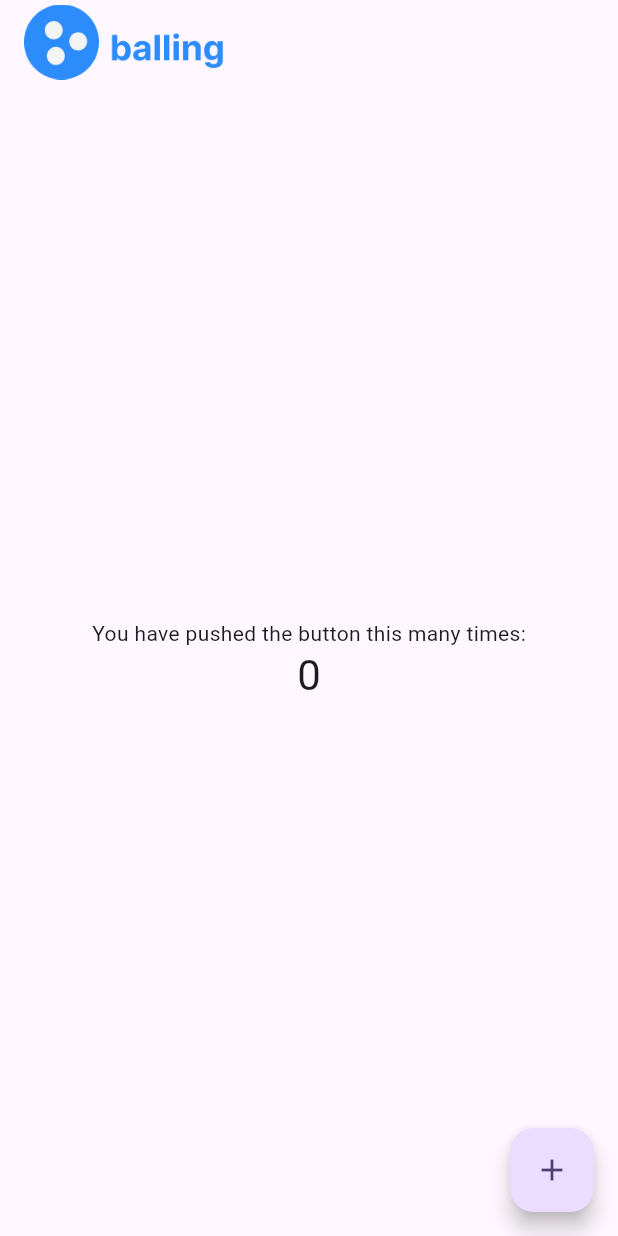
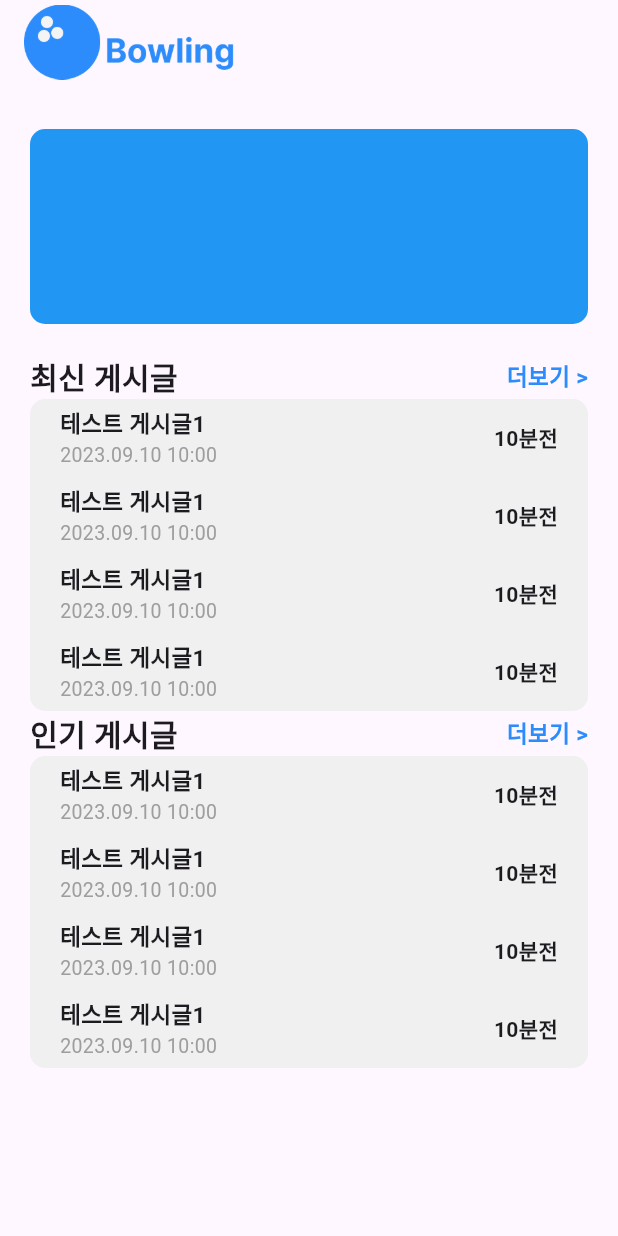
Before and after one commit to forest-6/bulletin_board_app, a Flutter app: the screen it shows after launch, on a phone screen of 412 x 824 dp. Run offline on Flutter 3.47's test engine with Material 2 defaults, Android fonts, the light colour scheme and no system bars.

Commit message:
Design: 게시글 목록 생성

```diff
--- /dev/null
+++ b/assets/json/bulletin.json
@@ -0,0 +1,101 @@
+[
+  {
+    "id": 1,
+    "title": "테스트 게시글1",
+    "content": "이것은 테스트 게시글입니다. 이것은 테스트 게시글입니다. 이것은 테스트 게시글입니다. 이것은 테스트 게시글입니다. 이것은 테스트 게시글입니다.이것은 테스트 게시글입니다. 이것은 테스트 게시글입니다. 이것은 테스트 게시글입니다. 이것은 테스트 게시글입니다.",
+    "up": 4,
+    "down": 1,
+    "date": "2023.09.10",
+    "time": "20:00"
+  },
+  {
+    "id": 2,
+    "title": "테스트 게시글2",
+    "content": "이것은 테스트 게시글입니다. 이것은 테스트 게시글입니다. 이것은 테스트 게시글입니다. 이것은 테스트 게시글입니다. 이것은 테스트 게시글입니다.이것은 테스트 게시글입니다. 이것은 테스트 게시글입니다. 이것은 테스트 게시글입니다. 이것은 테스트 게시글입니다.",
+    "up": 3,
+    "down": 2,
+    "date": "2023.09.10",
+    "time": "19:59"
+  },
+  {
+    "id": 3,
+    "title": "테스트 게시글3",
+    "content": "이것은 테스트 게시글입니다. 이것은 테스트 게시글입니다. 이것은 테스트 게시글입니다. 이것은 테스트 게시글입니다. 이것은 테스트 게시글입니다.이것은 테스트 게시글입니다. 이것은 테스트 게시글입니다. 이것은 테스트 게시글입니다. 이것은 테스트 게시글입니다.",
+    "up": 10,
+    "down": 1,
+    "date": "2023.09.10",
+    "time": "17:02"
+  },
+  {
+    "id": 4,
+    "title": "테스트 게시글4",
+    "content": "이것은 테스트 게시글입니다. 이것은 테스트 게시글입니다. 이것은 테스트 게시글입니다. 이것은 테스트 게시글입니다. 이것은 테스트 게시글입니다.이것은 테스트 게시글입니다. 이것은 테스트 게시글입니다. 이것은 테스트 게시글입니다. 이것은 테스트 게시글입니다.",
+    "up": 6,
+    "down": 0,
+    "date": "2023.09.10",
+    "time": "13:30"
+  },
+  {
+    "id": 5,
+    "title": "테스트 게시글5",
+    "content": "이것은 테스트 게시글입니다. 이것은 테스트 게시글입니다. 이것은 테스트 게시글입니다. 이것은 테스트 게시글입니다. 이것은 테스트 게시글입니다.이것은 테스트 게시글입니다. 이것은 테스트 게시글입니다. 이것은 테스트 게시글입니다. 이것은 테스트 게시글입니다.",
+    "up": 0,
+    "down": 0,
+    "date": "2023.09.09",
+    "time": "18:04"
+  },
+  {
+    "id": 6,
+    "title": "테스트 게시글6",
+    "content": "이것은 테스트 게시글입니다. 이것은 테스트 게시글입니다. 이것은 테스트 게시글입니다. 이것은 테스트 게시글입니다. 이것은 테스트 게시글입니다.이것은 테스트 게시글입니다. 이것은 테스트 게시글입니다. 이것은 테스트 게시글입니다. 이것은 테스트 게시글입니다.",
+    "up": 0,
+    "down": 0,
+    "date": "2023.09.09",
+    "time": "17:30"
+  },
+  {
+    "id": 7,
+    "title": "테스트 게시글7",
+    "content": "이것은 테스트 게시글입니다. 이것은 테스트 게시글입니다. 이것은 테스트 게시글입니다. 이것은 테스트 게시글입니다. 이것은 테스트 게시글입니다.이것은 테스트 게시글입니다. 이것은 테스트 게시글입니다. 이것은 테스트 게시글입니다. 이것은 테스트 게시글입니다.",
+    "up": 8,
+    "down": 0,
+    "date": "2023.09.09",
+    "time": "15:12"
+  },
+  {
+    "id": 8,
+    "title": "테스트 게시글8",
+    "content": "이것은 테스트 게시글입니다. 이것은 테스트 게시글입니다. 이것은 테스트 게시글입니다. 이것은 테스트 게시글입니다. 이것은 테스트 게시글입니다.이것은 테스트 게시글입니다. 이것은 테스트 게시글입니다. 이것은 테스트 게시글입니다. 이것은 테스트 게시글입니다.",
+    "up": 11,
+    "down": 2,
+    "date": "2023.09.09",
+    "time": "15:03"
+  },
+  {
+    "id": 9,
+    "title": "테스트 게시글9",
+    "content": "이것은 테스트 게시글입니다. 이것은 테스트 게시글입니다. 이것은 테스트 게시글입니다. 이것은 테스트 게시글입니다. 이것은 테스트 게시글입니다.이것은 테스트 게시글입니다. 이것은 테스트 게시글입니다. 이것은 테스트 게시글입니다. 이것은 테스트 게시글입니다.",
+    "up": 4,
+    "down": 0,
+    "date": "2023.09.09",
+    "time": "13:10"
+  },
+  {
+    "id": 10,
+    "title": "테스트 게시글10",
+    "content": "이것은 테스트 게시글입니다. 이것은 테스트 게시글입니다. 이것은 테스트 게시글입니다. 이것은 테스트 게시글입니다. 이것은 테스트 게시글입니다.이것은 테스트 게시글입니다. 이것은 테스트 게시글입니다. 이것은 테스트 게시글입니다. 이것은 테스트 게시글입니다.",
+    "up": 15,
+    "down": 5,
+    "date": "2023.09.09",
+    "time": "13:00"
+  },
+  {
+    "id": 11,
+    "title": "테스트 게시글11",
+    "content": "이것은 테스트 게시글입니다. 이것은 테스트 게시글입니다. 이것은 테스트 게시글입니다. 이것은 테스트 게시글입니다. 이것은 테스트 게시글입니다.이것은 테스트 게시글입니다. 이것은 테스트 게시글입니다. 이것은 테스트 게시글입니다. 이것은 테스트 게시글입니다.",
+    "up": 7,
+    "down": 3,
+    "date": "2023.09.09",
+    "time": "11:50"
+  }
+]
--- a/lib/main.dart
+++ b/lib/main.dart
@@ -1,4 +1,5 @@
 import 'package:flutter/material.dart';
+import 'package:flutter/services.dart';
 
 void main() {
   runApp(const MyApp());
@@ -10,61 +11,148 @@ class MyApp extends StatelessWidget {
   @override
   Widget build(BuildContext context) {
     return MaterialApp(
-      title: 'Flutter Demo',
+      title: 'Bowling',
       theme: ThemeData(
         colorScheme: ColorScheme.fromSeed(seedColor: Colors.deepPurple),
         useMaterial3: true,
       ),
-      home: const MyHomePage(title: 'Flutter Demo Home Page'),
+      home: const MyHomePage(),
     );
   }
 }
 
-class MyHomePage extends StatefulWidget {
-  const MyHomePage({super.key, required this.title});
-
-  final String title;
-
-  @override
-  State<MyHomePage> createState() => _MyHomePageState();
-}
-
-class _MyHomePageState extends State<MyHomePage> {
-  int _counter = 0;
-
-  void _incrementCounter() {
-    setState(() {
-      _counter++;
-    });
-  }
+class MyHomePage extends StatelessWidget {
+  const MyHomePage({super.key});
 
   @override
   Widget build(BuildContext context) {
     return Scaffold(
       appBar: AppBar(
-        title: Image.asset('assets/images/balling_logo.png',
-	        height: 50,
+        title: Image.asset('assets/images/bowling_logo.png',
+          height: 50,
           fit: BoxFit.fill),
       ),
-      body: Center(
+      body: Container(
+        margin: const EdgeInsets.fromLTRB(20, 0, 20, 0),
         child: Column(
-          mainAxisAlignment: MainAxisAlignment.center,
-          children: <Widget>[
-            const Text(
-              'You have pushed the button this many times:',
+          children: [
+            Container(
+              height: 130,
+              margin: const EdgeInsets.fromLTRB(0, 30, 0, 20),
+              decoration: BoxDecoration(
+                borderRadius: BorderRadius.circular(10),
+                color: Colors.blue,
+              ),
             ),
-            Text(
-              '$_counter',
-              style: Theme.of(context).textTheme.headlineMedium,
+            Bulletins(title: '최신 게시글'),
+            Bulletins(title: '인기 게시글'),
+          ],
+        ),
+      ),
+
+    );
+  }
+}
+
+class Bulletins extends StatelessWidget {
+  Bulletins({
+    Key? key,
+    this.title,
+    this.content,
+    this.date,
+    this.time,
+    this.up,
+    this.down,
+    this.addInfo,
+  }) : super(key: key);
+
+  String? title;
+  String? content;
+  String? date;
+  String? time;
+  String? up;
+  String? down;
+  String? addInfo;
+
+  @override
+  Widget build(BuildContext context) {
+    return  Column(
+      children: [
+        Row(
+          mainAxisAlignment: MainAxisAlignment.spaceBetween,
+          children: [
+            Text('$title',
+              style: const TextStyle(
+                fontWeight: FontWeight.bold,
+                fontSize: 20,
+              )
+            ),
+            const Text('더보기 >',
+              style: TextStyle(
+                fontWeight: FontWeight.bold,
+                fontSize: 15,
+                color: Color(0xff2D8CFB),
+              )
             ),
           ],
         ),
-      ),
-      floatingActionButton: FloatingActionButton(
-        onPressed: _incrementCounter,
-        tooltip: 'Increment',
-        child: const Icon(Icons.add),
-      ),
+        Container(
+          padding: const EdgeInsets.fromLTRB(20, 0, 20, 0),
+          decoration: BoxDecoration(
+            borderRadius: BorderRadius.circular(10),
+            color: const Color(0xffF0F0F0),
+          ),
+          child: const Column(
+            children: [
+              Bulletin(),
+              Bulletin(),
+              Bulletin(),
+              Bulletin(),
+            ],
+          ),
+        )
+      ],
     );
   }
 }
+
+class Bulletin extends StatelessWidget {
+  const Bulletin ({super.key});
+
+  @override
+  Widget build(BuildContext context) {
+    return  Container(
+      padding: const EdgeInsets.fromLTRB(0, 5, 0, 5),
+      child: const SizedBox(
+        child: Row(
+          mainAxisAlignment: MainAxisAlignment.spaceBetween,
+          children: [
+            Column(
+              crossAxisAlignment: CrossAxisAlignment.start,
+              children: [
+                Text('테스트 게시글1',
+                  style: TextStyle(
+                    fontWeight: FontWeight.bold,
+                    fontSize: 15,
+                  )
+                ),
+                Text('2023.09.10 10:00',
+                  style: TextStyle(
+                    fontSize: 13,
+                    color: Colors.grey
+                  )
+                ),
+              ],
+            ),
+            Text('10분전',
+              style: TextStyle(
+                fontWeight: FontWeight.bold,
+                fontSize: 14,
+              )
+            )
+          ],
+        )
+      )
+    );
+  }
+}
--- a/pubspec.yaml
+++ b/pubspec.yaml
@@ -58,7 +58,8 @@ flutter:
 
   # To add assets to your application, add an assets section, like this:
   assets:
-    - assets/images/balling_logo.png
+    - assets/images/
+    - assets/json/
 
   # An image asset can refer to one or more resolution-specific "variants", see
   # https://flutter.dev/assets-and-images/#resolution-aware
```
Also changed, not shown: assets/images/balling_logo.png (deleted), assets/images/bowling_logo.png (added).
